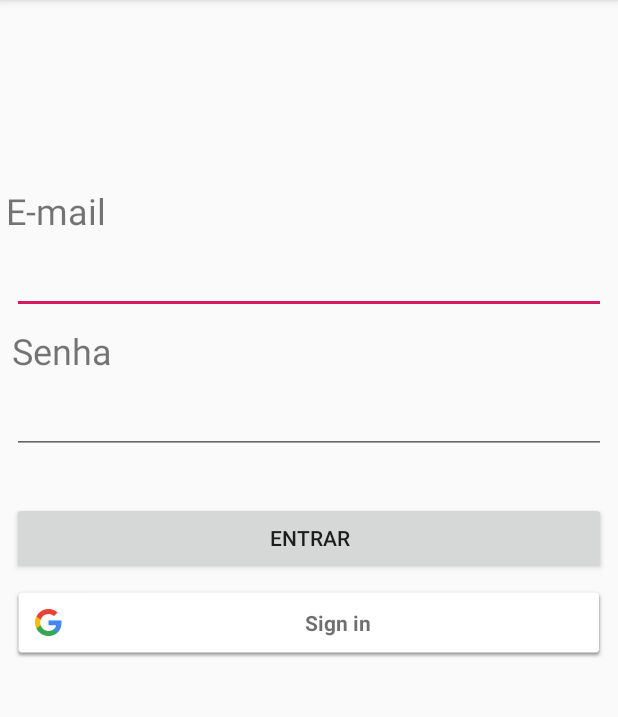
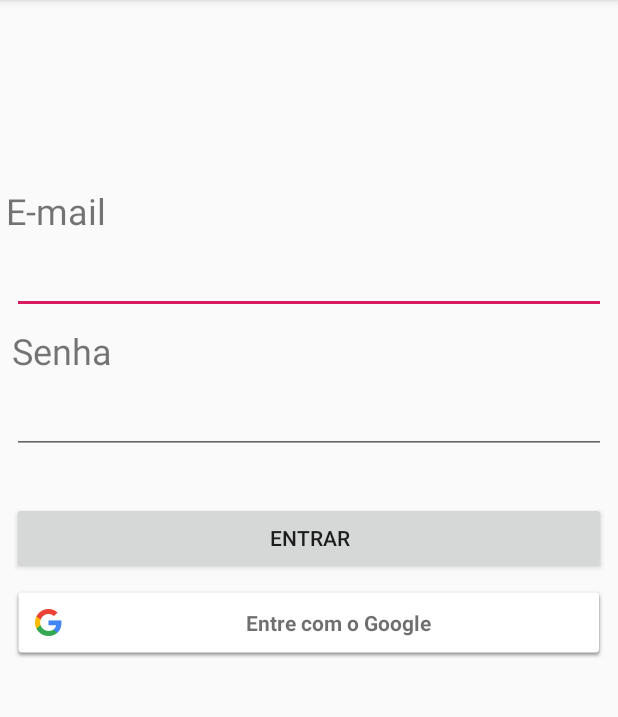
Before and after one commit to silvamm/login, an Android app: the screen it shows after launch (MainActivity), on a phone screen of 412 x 824 dp, the part 84-801 px from its top. Run offline under Robolectric (Android 15) with nearby library versions, the phone set to English and light mode, and no system bars; our stand-ins replace Firebase (no records; nobody signed in at launch, a user with empty details on screens opened directly).

Commit message:
Implementando login com o google

```diff
--- a/app/build.gradle
+++ b/app/build.gradle
@@ -33,4 +33,5 @@ dependencies {
     testImplementation 'junit:junit:4.12'
     androidTestImplementation 'com.android.support.test:runner:1.0.2'
     androidTestImplementation 'com.android.support.test.espresso:espresso-core:3.0.2'
+    implementation 'com.android.support:design:28.0.0'
 }
--- a/app/src/main/java/br/com/login/MainActivity.java
+++ b/app/src/main/java/br/com/login/MainActivity.java
@@ -5,6 +5,7 @@ import android.animation.AnimatorListenerAdapter;
 import android.annotation.TargetApi;
 import android.content.Intent;
 import android.os.Build;
+import android.support.annotation.NonNull;
 import android.support.v7.app.AppCompatActivity;
 import android.os.Bundle;
 import android.text.TextUtils;
@@ -13,69 +14,137 @@ import android.view.Gravity;
 import android.view.View;
 import android.widget.Button;
 import android.widget.EditText;
+import android.widget.ProgressBar;
+import android.widget.TextView;
 import android.widget.Toast;
 
+import com.google.android.gms.auth.api.Auth;
 import com.google.android.gms.auth.api.signin.GoogleSignIn;
+import com.google.android.gms.auth.api.signin.GoogleSignInAccount;
 import com.google.android.gms.auth.api.signin.GoogleSignInApi;
+import com.google.android.gms.auth.api.signin.GoogleSignInClient;
 import com.google.android.gms.auth.api.signin.GoogleSignInOptions;
+import com.google.android.gms.auth.api.signin.GoogleSignInResult;
+import com.google.android.gms.common.ConnectionResult;
 import com.google.android.gms.common.SignInButton;
+import com.google.android.gms.common.api.ApiException;
+import com.google.android.gms.common.api.GoogleApiClient;
+import com.google.android.gms.tasks.OnCompleteListener;
+import com.google.android.gms.tasks.Task;
+import com.google.firebase.auth.AuthCredential;
+import com.google.firebase.auth.AuthResult;
 import com.google.firebase.auth.FirebaseAuth;
 import com.google.firebase.auth.FirebaseUser;
+import com.google.firebase.auth.GoogleAuthProvider;
 
-public class MainActivity extends AppCompatActivity {
+public class MainActivity extends AppCompatActivity  {
 
-
+    ProgressBar progressBar;
+    Button btEntrar;
     SignInButton btnGoogle;
     FirebaseAuth mAuth;
-    GoogleSignInApi mGoogleSignInClient;
-    private final int RC_SIGN_IN = 2;
+    GoogleSignInClient mGoogleSignInClient;
+    private final static int GOOGLE_SIGN = 123;
 
+    @Override
+    public void onStart() {
+        super.onStart();
 
+        if(mAuth.getCurrentUser() != null){
+            FirebaseUser user = mAuth.getCurrentUser();
+        }
+    }
 
     @Override
     protected void onCreate(Bundle savedInstanceState) {
         super.onCreate(savedInstanceState);
         setContentView(R.layout.activity_main);
 
-        Button btEntrar = findViewById(R.id.btEntrar);
+        progressBar = findViewById(R.id.progressBar);
+        btEntrar = findViewById(R.id.btEntrar);
         btnGoogle = findViewById(R.id.btnGoogle);
+        setGooglePlusButtonText(btnGoogle, "Entre com o Google");
 
-        btEntrar.setOnClickListener(b ->
-        {
+        mAuth = FirebaseAuth.getInstance();
+
+        btnGoogle.setOnClickListener(btn -> signIn());
+
+        btEntrar.setOnClickListener(b -> {
             EditText inputEmail = findViewById(R.id.inputUsuario);
             EditText inputSenha = findViewById(R.id.inputSenha);
-
             efetuarLogin(inputEmail, inputSenha);
-
         });
 
-        GoogleSignInOptions gso = new GoogleSignInOptions.Builder(GoogleSignInOptions.DEFAULT_SIGN_IN)
+
+        GoogleSignInOptions gso = new GoogleSignInOptions
+                .Builder(GoogleSignInOptions.DEFAULT_SIGN_IN)
                 .requestIdToken(getString(R.string.default_web_client_id))
                 .requestEmail()
                 .build();
 
-        mGoogleSignInClient = (GoogleSignInApi) GoogleSignIn.getClient(this, gso);
-
-        mAuth = FirebaseAuth.getInstance();
-
+        mGoogleSignInClient = GoogleSignIn.getClient(this, gso);
 
     }
 
-    @Override
-    public void onStart() {
-        super.onStart();
-        // Check if user is signed in (non-null) and update UI accordingly.
-        FirebaseUser currentUser = mAuth.getCurrentUser();
+    private void signIn(){
+        progressBar.setVisibility(View.VISIBLE);
+        Intent signIntent  = mGoogleSignInClient.getSignInIntent();
+        startActivityForResult(signIntent, GOOGLE_SIGN);
     }
 
+    @Override
+    public void onActivityResult(int requestCode, int resultCode, Intent data) {
+        super.onActivityResult(requestCode, resultCode, data);
 
-//
-//    private void signIn() {
-//
-//        Intent signInIntent = mGoogleSignInClient.getSignInIntent();
-//        startActivityForResult(signInIntent, RC_SIGN_IN);
-//    }
+        if (requestCode == GOOGLE_SIGN) {
+            Task<GoogleSignInAccount> result =  GoogleSignIn.getSignedInAccountFromIntent(data);
+            try {
+                // Google Sign In was successful, authenticate with Firebase
+                GoogleSignInAccount account = result.getResult(ApiException.class);
+                if(account != null){
+                    firebaseAuthWithGoogle(account);
+                }
+            } catch (ApiException e) {
+                progressBar.setVisibility(View.INVISIBLE);
+                Log.i("naopegou", "signInWithCredential:  " + e.getMessage());
+                Toast.makeText(MainActivity.this, "Autorização falhou", Toast.LENGTH_SHORT).show();
 
+            }
+        }
+    }
+
+    private void firebaseAuthWithGoogle(GoogleSignInAccount account) {
+
+        AuthCredential credential = GoogleAuthProvider.getCredential(account.getIdToken(), null);
+        mAuth.signInWithCredential(credential)
+                .addOnCompleteListener(this, task -> {
+                    if (task.isSuccessful()) {
+                        Log.d("pegou", "signInWithCredential:success");
+                        FirebaseUser user = mAuth.getCurrentUser();
+                        //updateUI(user);
+                    } else {
+                        Log.w("naopegou", "signInWithCredential:failure", task.getException());
+                        Toast.makeText(MainActivity.this, "Autorização falhou", Toast.LENGTH_SHORT).show();
+                        //updateUI(null);
+                    }
+                    progressBar.setVisibility(View.INVISIBLE);
+                });
+
+    }
+
+    protected void setGooglePlusButtonText(SignInButton signInButton, String buttonText) {
+        // Find the TextView that is inside of the SignInButton and set its text
+        for (int i = 0; i < signInButton.getChildCount(); i++) {
+            View v = signInButton.getChildAt(i);
+
+            if (v instanceof TextView) {
+                TextView tv = (TextView) v;
+                tv.setText(buttonText);
+
+                return;
+            }
+        }
+    }
 
     public void efetuarLogin(EditText inputEmail, EditText inputSenha){
 
@@ -111,7 +180,6 @@ public class MainActivity extends AppCompatActivity {
 
         }
 
-
     }
 
     private void verificarCredenciais(String email, String senha){
--- a/app/src/main/res/layout/activity_main.xml
+++ b/app/src/main/res/layout/activity_main.xml
@@ -62,6 +62,7 @@
         android:layout_marginStart="8dp"
         android:layout_marginTop="8dp"
         android:layout_marginEnd="8dp"
+        android:textAlignment="center"
         app:layout_constraintEnd_toEndOf="parent"
         app:layout_constraintStart_toStartOf="parent"
         app:layout_constraintTop_toBottomOf="@+id/btEntrar">
@@ -86,4 +87,16 @@
         android:orientation="horizontal"
         app:layout_constraintGuide_begin="116dp" />
 
+    <ProgressBar
+        android:id="@+id/progressBar"
+        style="?android:attr/progressBarStyle"
+        android:layout_width="wrap_content"
+        android:layout_height="wrap_content"
+        android:layout_marginStart="8dp"
+        android:visibility="invisible"
+        app:layout_constraintBottom_toBottomOf="parent"
+        app:layout_constraintEnd_toEndOf="parent"
+        app:layout_constraintStart_toStartOf="parent"
+        app:layout_constraintTop_toTopOf="parent" />
+
 </android.support.constraint.ConstraintLayout>
```
